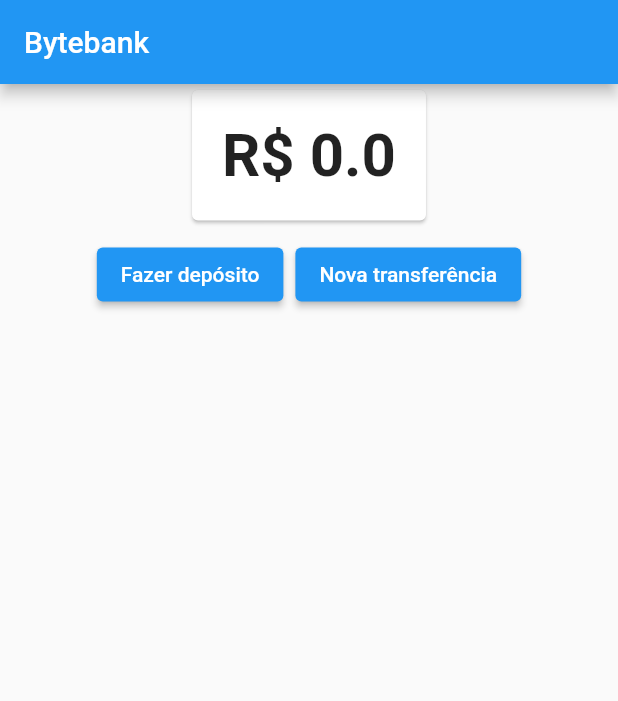
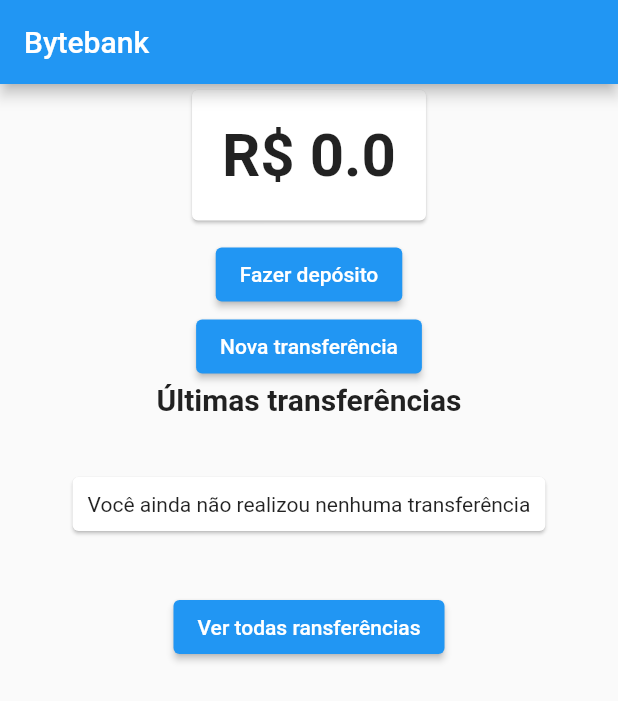
Before and after one commit to yukasolano/alura_flutter, a Flutter app: the screen it shows after launch, on a phone screen of 412 x 824 dp. Shown: the top 701 px of the screen. Run offline on Flutter 3.47's test engine with Material 2 defaults, Android fonts, the phone set to English and light mode, and no system bars.

Commit message:
Curso 6 - Aula 5

```diff
--- a/bytebank/lib/main.dart
+++ b/bytebank/lib/main.dart
@@ -1,9 +1,10 @@
+import 'package:alura_flutter/models/Transferencias.dart';
 import 'package:alura_flutter/models/saldo.dart';
 import 'package:alura_flutter/screens/transferencia/dashboard/dashboard.dart';
 import 'package:flutter/material.dart';
 import 'package:provider/provider.dart';
 
-import 'models/transferencias.dart';
+
 
 void main() => runApp(MultiProvider(providers: [
       ChangeNotifierProvider(create: (context) => Saldo(0)),
--- a/bytebank/lib/screens/transferencia/dashboard/dashboard.dart
+++ b/bytebank/lib/screens/transferencia/dashboard/dashboard.dart
@@ -1,5 +1,7 @@
+import 'package:alura_flutter/screens/transferencia/dashboard/ultimas_transferencias.dart';
 import 'package:alura_flutter/screens/transferencia/deposito/formulario_deposito.dart';
 import 'package:alura_flutter/screens/transferencia/transferencia/formulario.dart';
+import 'package:alura_flutter/screens/transferencia/transferencia/lista.dart';
 import 'package:flutter/material.dart';
 
 import 'saldo_card.dart';
@@ -22,8 +24,7 @@
               ElevatedButton(
                 child: Text('Fazer depósito'),
                 onPressed: () {
-                    Navigator.push(context,
-                        MaterialPageRoute(builder: (context) {
+                  Navigator.push(context, MaterialPageRoute(builder: (context) {
                     return FormularioDeposito();
                   }));
                 },
@@ -31,15 +32,16 @@
               ElevatedButton(
                 child: Text('Nova transferência'),
                 onPressed: () {
-                    Navigator.push(context,
-                        MaterialPageRoute(builder: (context) {
+                  Navigator.push(context, MaterialPageRoute(builder: (context) {
                     return FormularioTransferencia();
                   }));
                 },
-                )
+              ),
+              UltimasTransfencias()
             ],
           )
         ],
-        ));
+      ),
+    );
   }
 }
--- a/bytebank/lib/screens/transferencia/dashboard/saldo_card.dart
+++ b/bytebank/lib/screens/transferencia/dashboard/saldo_card.dart
@@ -17,7 +17,8 @@
               fontWeight: FontWeight.bold,
             ),
           );
-          })),
+        }),
+      ),
     );
   }
 }
--- /dev/null
+++ b/bytebank/lib/screens/transferencia/dashboard/ultimas_transferencias.dart
@@ -0,0 +1,62 @@
+import 'package:alura_flutter/models/Transferencias.dart';
+import 'package:alura_flutter/screens/transferencia/transferencia/lista.dart';
+import 'package:flutter/material.dart';
+import 'package:provider/provider.dart';
+
+const String _titulo = 'Últimas transferências';
+
+class UltimasTransfencias extends StatelessWidget {
+  const UltimasTransfencias({Key? key}) : super(key: key);
+
+  @override
+  Widget build(BuildContext context) {
+    return Column(
+      children: [
+        Text(_titulo,
+            style: TextStyle(fontWeight: FontWeight.bold, fontSize: 20)),
+        Consumer<Transferencias>(builder: (context, transferencias, child) {
+          final _ultimasTransferencias =
+              transferencias.transferencias.reversed.toList();
+          final _quantidade = transferencias.transferencias.length;
+
+          if (_quantidade == 0) {
+            return SemTransferenciaCadastrada();
+          }
+
+          final _tamanho = _quantidade < 3 ? _quantidade : 2;
+          return ListView.builder(
+            padding: const EdgeInsets.all(8),
+            shrinkWrap: true,
+            itemCount: _tamanho,
+            itemBuilder: (context, indice) {
+              return ItemTransferencia(_ultimasTransferencias[indice]);
+            },
+          );
+        }),
+        ElevatedButton(
+          child: Text('Ver todas ransferências'),
+          onPressed: () {
+            Navigator.push(context, MaterialPageRoute(builder: (context) {
+              return ListaTransferencias();
+            }));
+          },
+        )
+      ],
+    );
+  }
+}
+
+class SemTransferenciaCadastrada extends StatelessWidget {
+  @override
+  Widget build(BuildContext context) {
+    return Card(
+      margin: EdgeInsets.all(40),
+      child: Padding(
+          padding: EdgeInsets.all(10),
+          child: Text(
+            'Você ainda não realizou nenhuma transferência',
+            textAlign: TextAlign.center,
+          )),
+    );
+  }
+}
--- a/bytebank/lib/screens/transferencia/transferencia/formulario.dart
+++ b/bytebank/lib/screens/transferencia/transferencia/formulario.dart
@@ -68,8 +68,8 @@
   }
 
   void _atualizaEstado(context, Transferencia novaTransferencia) {
-    // Provider.of<Transferencias>(context, listen: false)
-    //     .adiciona(novaTransferencia);
+    Provider.of<Transferencias>(context, listen: false)
+        .adiciona(novaTransferencia);
     Provider.of<Saldo>(context, listen: false).subtrai(novaTransferencia.valor);
   }
 }
```
Also changed, not shown: bytebank/lib/models/transferencia.dart (+8 -0 lines), bytebank/lib/screens/transferencia/transferencia/lista.dart (+19 -31 lines). Lines whose indentation alone changed are shown as unchanged.
